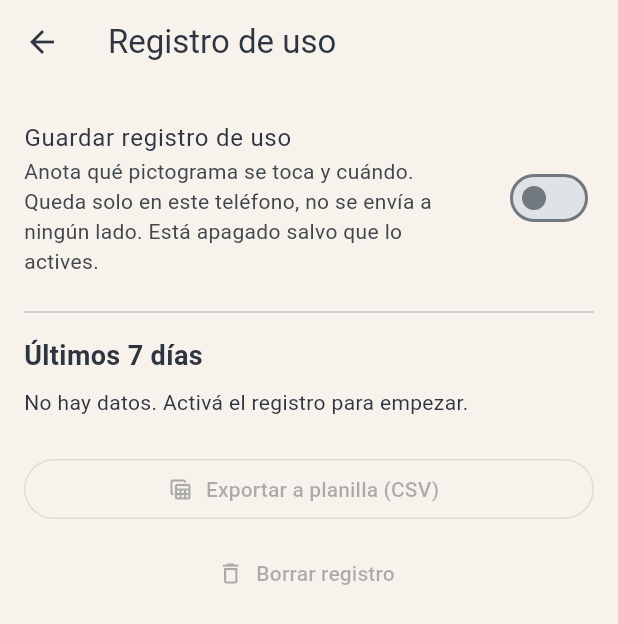
After one commit to joaquims45/pictograma-friendly, a Flutter app: the AdultHomeScreen screen opened directly, after a tap on "Registro de uso", on a phone screen of 412 x 824 dp. The commit adds this screen. Shown: the top 624 px of the screen. Run offline on Flutter 3.47's test engine with Material 3 defaults, Android fonts, the phone set to English and light mode, and no system bars; our stand-ins replace drift, drift_flutter, file_picker, flutter_riverpod, flutter_secure_storage, flutter_tts and 2 more; missing offline and left inert: record; accounts and stored records are empty; generated files the repository leaves out were written again.

Commit message:
feat(backup): backup/restore and usage log screens, usage logging hooks

```diff
--- a/lib/core/providers.dart
+++ b/lib/core/providers.dart
@@ -8,6 +8,8 @@ import 'db/seed.dart';
 import 'media/media_store.dart';
 import 'security/pin_service.dart';
 import 'tts/speaker.dart';
+import 'usage/usage_logger.dart';
+import 'backup/backup_service.dart';
 
 final databaseProvider = Provider<AppDatabase>((ref) {
   final db = AppDatabase();
@@ -21,9 +23,19 @@ final speakerProvider = Provider<Speaker>((ref) {
   return s;
 });
 
+final usageLoggerProvider = Provider<UsageLogger>(
+  (ref) => UsageLogger(ref.watch(databaseProvider)),
+);
+
+final backupServiceProvider = Provider<BackupService>(
+  (ref) =>
+      BackupService(ref.watch(databaseProvider), ref.watch(mediaStoreProvider)),
+);
+
 /// Siembra datos y prepara la voz antes de mostrar la app.
 final bootstrapProvider = FutureProvider<void>((ref) async {
   await seedIfEmpty(ref.read(databaseProvider));
+  await ref.read(usageLoggerProvider).load();
   // La voz se prepara en segundo plano: nunca debe bloquear el arranque.
   unawaited(ref.read(speakerProvider).init());
 });
--- a/lib/features/adult_mode/presentation/adult_home_screen.dart
+++ b/lib/features/adult_mode/presentation/adult_home_screen.dart
@@ -2,8 +2,10 @@ import 'package:flutter/material.dart';
 import 'package:flutter_riverpod/flutter_riverpod.dart';
 
 import '../../../core/providers.dart';
+import 'backup_screen.dart';
 import 'pin_gate_screen.dart';
 import 'profile_admin_screen.dart';
+import 'usage_log_screen.dart';
 
 class AdultHomeScreen extends ConsumerWidget {
   const AdultHomeScreen({super.key});
@@ -62,6 +64,32 @@ class AdultHomeScreen extends ConsumerWidget {
                   ),
                 ),
               ),
+            const Padding(
+              padding: EdgeInsets.only(top: 16, bottom: 12),
+              child: Text('Datos'),
+            ),
+            Card(
+              child: ListTile(
+                leading: const Icon(Icons.backup_outlined),
+                title: const Text('Copia de seguridad'),
+                subtitle: const Text('Guardar o restaurar todo en un archivo'),
+                trailing: const Icon(Icons.chevron_right),
+                onTap: () => Navigator.of(
+                  context,
+                ).push(MaterialPageRoute(builder: (_) => const BackupScreen())),
+              ),
+            ),
+            Card(
+              child: ListTile(
+                leading: const Icon(Icons.insights_outlined),
+                title: const Text('Registro de uso'),
+                subtitle: const Text('Opcional, para el adulto o el terapeuta'),
+                trailing: const Icon(Icons.chevron_right),
+                onTap: () => Navigator.of(context).push(
+                  MaterialPageRoute(builder: (_) => const UsageLogScreen()),
+                ),
+              ),
+            ),
           ],
         ),
       ),
--- /dev/null
+++ b/lib/features/adult_mode/presentation/usage_log_screen.dart
@@ -0,0 +1,154 @@
+import 'dart:typed_data';
+
+import 'package:file_picker/file_picker.dart';
+import 'package:flutter/material.dart';
+import 'package:flutter_riverpod/flutter_riverpod.dart';
+
+import '../../../core/db/usage_queries.dart';
+import '../../../core/providers.dart';
+import 'backup_screen.dart';
+
+final _usageProvider = FutureProvider.autoDispose<UsageSummary>(
+  (ref) => ref
+      .watch(databaseProvider)
+      .usageSummary(since: DateTime.now().subtract(const Duration(days: 7))),
+);
+
+final _eventCountProvider = FutureProvider.autoDispose<int>(
+  (ref) => ref.watch(databaseProvider).usageEventCount(),
+);
+
+/// Registro de uso opcional, para el adulto o el terapeuta. Apagado por defecto.
+class UsageLogScreen extends ConsumerStatefulWidget {
+  const UsageLogScreen({super.key});
+
+  @override
+  ConsumerState<UsageLogScreen> createState() => _UsageLogScreenState();
+}
+
+class _UsageLogScreenState extends ConsumerState<UsageLogScreen> {
+  void _snack(String msg) =>
+      ScaffoldMessenger.of(context).showSnackBar(SnackBar(content: Text(msg)));
+
+  void _refresh() {
+    ref.invalidate(_usageProvider);
+    ref.invalidate(_eventCountProvider);
+  }
+
+  Future<void> _toggle(bool value) async {
+    await ref.read(usageLoggerProvider).setEnabled(value);
+    setState(() {});
+  }
+
+  Future<void> _export() async {
+    try {
+      final rows = await ref.read(databaseProvider).usageExportRows();
+      final saved = await FilePicker.saveFile(
+        fileName: 'uso_pictogramas.csv',
+        bytes: Uint8List.fromList(csvBytes(usageToCsv(rows))),
+        mimeType: 'text/csv',
+        dialogTitle: 'Guardar registro de uso',
+      );
+      if (mounted && saved != null) _snack('Registro guardado');
+    } catch (_) {
+      if (mounted) _snack('No se pudo exportar');
+    }
+  }
+
+  Future<void> _clear() async {
+    final ok = await showDialog<bool>(
+      context: context,
+      builder: (_) => AlertDialog(
+        title: const Text('¿Borrar el registro?'),
+        content: const Text('Se borran todos los toques registrados.'),
+        actions: [
+          TextButton(
+            onPressed: () => Navigator.pop(context, false),
+            child: const Text('Cancelar'),
+          ),
+          FilledButton(
+            onPressed: () => Navigator.pop(context, true),
+            child: const Text('Borrar'),
+          ),
+        ],
+      ),
+    );
+    if (ok != true) return;
+    await ref.read(databaseProvider).clearUsageLog();
+    _refresh();
+  }
+
+  @override
+  Widget build(BuildContext context) {
+    final enabled = ref.read(usageLoggerProvider).enabled;
+    final summary = ref.watch(_usageProvider);
+    final total = ref.watch(_eventCountProvider).value ?? 0;
+    return Scaffold(
+      appBar: AppBar(title: const Text('Registro de uso')),
+      body: ListView(
+        padding: const EdgeInsets.all(16),
+        children: [
+          SwitchListTile(
+            contentPadding: EdgeInsets.zero,
+            title: const Text('Guardar registro de uso'),
+            subtitle: const Text(
+              'Anota qué pictograma se toca y cuándo. Queda solo en este '
+              'teléfono, no se envía a ningún lado. Está apagado salvo que lo '
+              'actives.',
+            ),
+            value: enabled,
+            onChanged: _toggle,
+          ),
+          const Divider(height: 32),
+          const Text(
+            'Últimos 7 días',
+            style: TextStyle(fontSize: 18, fontWeight: FontWeight.w700),
+          ),
+          const SizedBox(height: 8),
+          summary.when(
+            loading: () => const SizedBox.shrink(),
+            error: (e, _) => Text('Error: $e'),
+            data: (s) => s.total == 0
+                ? Text(
+                    enabled
+                        ? 'Todavía no hay toques registrados.'
+                        : 'No hay datos. Activá el registro para empezar.',
+                  )
+                : Column(
+                    crossAxisAlignment: CrossAxisAlignment.start,
+                    children: [
+                      Text('${s.total} toques en total'),
+                      const SizedBox(height: 8),
+                      for (final u in s.top)
+                        ListTile(
+                          dense: true,
+                          contentPadding: EdgeInsets.zero,
+                          title: Text(u.label),
+                          trailing: Text(
+                            '${u.count}',
+                            style: const TextStyle(
+                              fontSize: 16,
+                              fontWeight: FontWeight.w700,
+                            ),
+                          ),
+                        ),
+                    ],
+                  ),
+          ),
+          const SizedBox(height: 24),
+          OutlinedButton.icon(
+            onPressed: total == 0 ? null : _export,
+            icon: const Icon(Icons.table_view),
+            label: const Text('Exportar a planilla (CSV)'),
+          ),
+          const SizedBox(height: 8),
+          TextButton.icon(
+            onPressed: total == 0 ? null : _clear,
+            icon: const Icon(Icons.delete_outline),
+            label: const Text('Borrar registro'),
+          ),
+        ],
+      ),
+    );
+  }
+}
--- a/lib/features/boards/presentation/board_screen.dart
+++ b/lib/features/boards/presentation/board_screen.dart
@@ -37,6 +37,7 @@ class _BoardScreenState extends ConsumerState<BoardScreen> {
 
   void _onTap(Pictogram p) {
     ref.read(speakerProvider).speakPictogram(p);
+    ref.read(usageLoggerProvider).log(profile.id, p.id, 'board');
     if (profile.phraseBarEnabled) ref.read(phraseProvider.notifier).add(p);
   }
 
--- a/lib/features/routines/presentation/routine_screen.dart
+++ b/lib/features/routines/presentation/routine_screen.dart
@@ -18,6 +18,11 @@ class RoutineScreen extends ConsumerWidget {
 
   Future<void> _setDone(WidgetRef ref, RoutineStepEntry e, bool done) async {
     await ref.read(databaseProvider).setStepDone(e.step.id, done);
+    if (done) {
+      ref
+          .read(usageLoggerProvider)
+          .log(routine.profileId, e.pictogram.id, 'routine');
+    }
     ref.invalidate(routineStepsProvider(routine.id));
   }
 
```
Also changed, not shown: lib/core/usage/usage_logger.dart (added, +29 -0 lines), lib/features/adult_mode/presentation/backup_screen.dart (added, +136 -0 lines), 2 other files.
